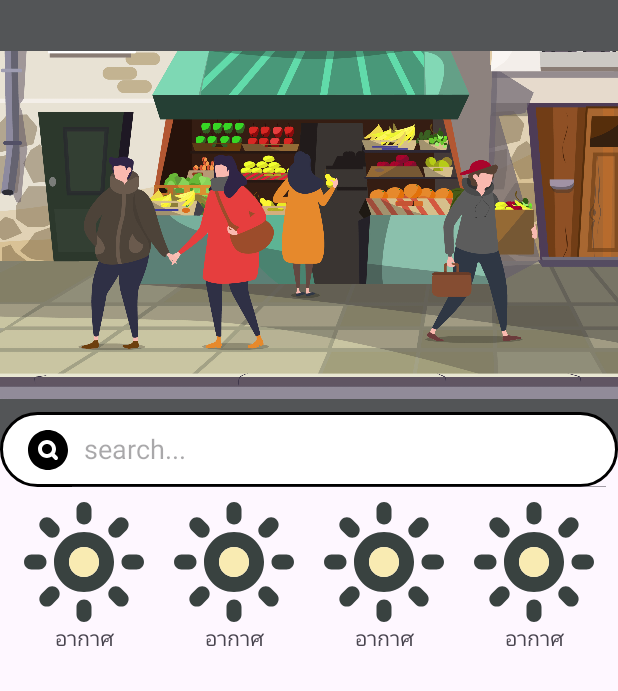
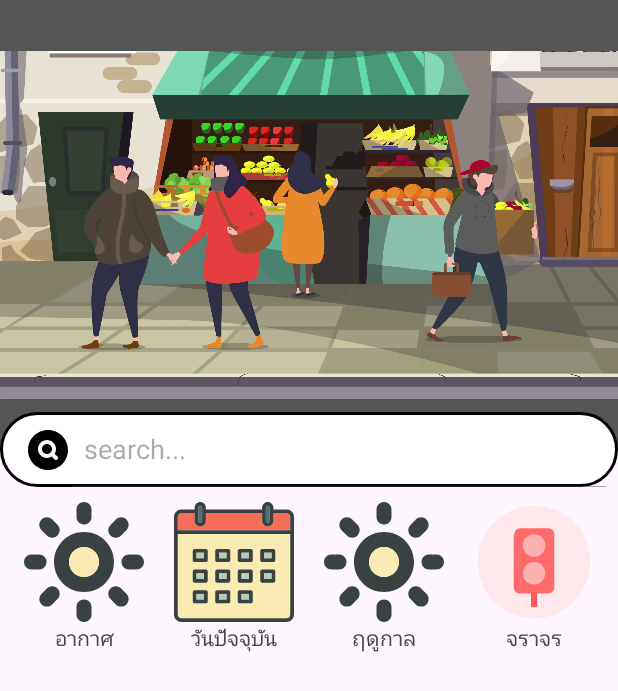
Before and after one commit to pNam0506/MarketApp, an Android app: the fragment offerMarketFragment shown on its own in the app's theme, on a phone screen of 412 x 824 dp. Shown: the top 691 px of the screen. Run offline under Robolectric (Android 15) with nearby library versions, the phone set to English and light mode, and no system bars.

Commit message:
4 Option_2

```diff
--- /dev/null
+++ b/app/src/main/res/drawable/calendar_svgrepo_com.xml
@@ -0,0 +1,87 @@
+<vector xmlns:android="http://schemas.android.com/apk/res/android"
+    android:width="800dp"
+    android:height="800dp"
+    android:viewportWidth="64"
+    android:viewportHeight="64">
+  <path
+      android:pathData="M50,2c-0.553,0 -1,0.447 -1,1v1v2v4c0,0.553 0.447,1 1,1s1,-0.447 1,-1V6V4V3C51,2.447 50.553,2 50,2z"
+      android:fillColor="#506C7F"/>
+  <path
+      android:pathData="M14,2c-0.553,0 -1,0.447 -1,1v1v2v4c0,0.553 0.447,1 1,1s1,-0.447 1,-1V6V4V3C15,2.447 14.553,2 14,2z"
+      android:fillColor="#506C7F"/>
+  <path
+      android:pathData="M62,60c0,1.104 -0.896,2 -2,2H4c-1.104,0 -2,-0.896 -2,-2V17h60V60z"
+      android:fillColor="#F9EBB2"/>
+  <path
+      android:pathData="M62,15H2V8c0,-1.104 0.896,-2 2,-2h7v4c0,1.657 1.343,3 3,3s3,-1.343 3,-3V6h30v4c0,1.657 1.343,3 3,3s3,-1.343 3,-3V6h7c1.104,0 2,0.896 2,2V15z"
+      android:fillColor="#F76D57"/>
+  <path
+      android:pathData="M11,54h6c0.553,0 1,-0.447 1,-1v-5c0,-0.553 -0.447,-1 -1,-1h-6c-0.553,0 -1,0.447 -1,1v5C10,53.553 10.447,54 11,54zM12,49h4v3h-4V49z"
+      android:fillColor="#394240"/>
+  <path
+      android:pathData="M23,54h6c0.553,0 1,-0.447 1,-1v-5c0,-0.553 -0.447,-1 -1,-1h-6c-0.553,0 -1,0.447 -1,1v5C22,53.553 22.447,54 23,54zM24,49h4v3h-4V49z"
+      android:fillColor="#394240"/>
+  <path
+      android:pathData="M35,54h6c0.553,0 1,-0.447 1,-1v-5c0,-0.553 -0.447,-1 -1,-1h-6c-0.553,0 -1,0.447 -1,1v5C34,53.553 34.447,54 35,54zM36,49h4v3h-4V49z"
+      android:fillColor="#394240"/>
+  <path
+      android:pathData="M11,43h6c0.553,0 1,-0.447 1,-1v-5c0,-0.553 -0.447,-1 -1,-1h-6c-0.553,0 -1,0.447 -1,1v5C10,42.553 10.447,43 11,43zM12,38h4v3h-4V38z"
+      android:fillColor="#394240"/>
+  <path
+      android:pathData="M23,43h6c0.553,0 1,-0.447 1,-1v-5c0,-0.553 -0.447,-1 -1,-1h-6c-0.553,0 -1,0.447 -1,1v5C22,42.553 22.447,43 23,43zM24,38h4v3h-4V38z"
+      android:fillColor="#394240"/>
+  <path
+      android:pathData="M35,43h6c0.553,0 1,-0.447 1,-1v-5c0,-0.553 -0.447,-1 -1,-1h-6c-0.553,0 -1,0.447 -1,1v5C34,42.553 34.447,43 35,43zM36,38h4v3h-4V38z"
+      android:fillColor="#394240"/>
+  <path
+      android:pathData="M47,43h6c0.553,0 1,-0.447 1,-1v-5c0,-0.553 -0.447,-1 -1,-1h-6c-0.553,0 -1,0.447 -1,1v5C46,42.553 46.447,43 47,43zM48,38h4v3h-4V38z"
+      android:fillColor="#394240"/>
+  <path
+      android:pathData="M11,32h6c0.553,0 1,-0.447 1,-1v-5c0,-0.553 -0.447,-1 -1,-1h-6c-0.553,0 -1,0.447 -1,1v5C10,31.553 10.447,32 11,32zM12,27h4v3h-4V27z"
+      android:fillColor="#394240"/>
+  <path
+      android:pathData="M23,32h6c0.553,0 1,-0.447 1,-1v-5c0,-0.553 -0.447,-1 -1,-1h-6c-0.553,0 -1,0.447 -1,1v5C22,31.553 22.447,32 23,32zM24,27h4v3h-4V27z"
+      android:fillColor="#394240"/>
+  <path
+      android:pathData="M35,32h6c0.553,0 1,-0.447 1,-1v-5c0,-0.553 -0.447,-1 -1,-1h-6c-0.553,0 -1,0.447 -1,1v5C34,31.553 34.447,32 35,32zM36,27h4v3h-4V27z"
+      android:fillColor="#394240"/>
+  <path
+      android:pathData="M47,32h6c0.553,0 1,-0.447 1,-1v-5c0,-0.553 -0.447,-1 -1,-1h-6c-0.553,0 -1,0.447 -1,1v5C46,31.553 46.447,32 47,32zM48,27h4v3h-4V27z"
+      android:fillColor="#394240"/>
+  <path
+      android:pathData="M60,4h-7V3c0,-1.657 -1.343,-3 -3,-3s-3,1.343 -3,3v1H17V3c0,-1.657 -1.343,-3 -3,-3s-3,1.343 -3,3v1H4C1.789,4 0,5.789 0,8v52c0,2.211 1.789,4 4,4h56c2.211,0 4,-1.789 4,-4V8C64,5.789 62.211,4 60,4zM49,3c0,-0.553 0.447,-1 1,-1s1,0.447 1,1v7c0,0.553 -0.447,1 -1,1s-1,-0.447 -1,-1V3zM13,3c0,-0.553 0.447,-1 1,-1s1,0.447 1,1v7c0,0.553 -0.447,1 -1,1s-1,-0.447 -1,-1V3zM62,60c0,1.104 -0.896,2 -2,2H4c-1.104,0 -2,-0.896 -2,-2V17h60V60zM62,15H2V8c0,-1.104 0.896,-2 2,-2h7v4c0,1.657 1.343,3 3,3s3,-1.343 3,-3V6h30v4c0,1.657 1.343,3 3,3s3,-1.343 3,-3V6h7c1.104,0 2,0.896 2,2V15z"
+      android:fillColor="#394240"/>
+  <path
+      android:pathData="M12,27h4v3h-4z"
+      android:fillColor="#B4CCB9"/>
+  <path
+      android:pathData="M24,27h4v3h-4z"
+      android:fillColor="#B4CCB9"/>
+  <path
+      android:pathData="M36,27h4v3h-4z"
+      android:fillColor="#B4CCB9"/>
+  <path
+      android:pathData="M48,27h4v3h-4z"
+      android:fillColor="#B4CCB9"/>
+  <path
+      android:pathData="M12,38h4v3h-4z"
+      android:fillColor="#B4CCB9"/>
+  <path
+      android:pathData="M24,38h4v3h-4z"
+      android:fillColor="#B4CCB9"/>
+  <path
+      android:pathData="M36,38h4v3h-4z"
+      android:fillColor="#B4CCB9"/>
+  <path
+      android:pathData="M48,38h4v3h-4z"
+      android:fillColor="#B4CCB9"/>
+  <path
+      android:pathData="M12,49h4v3h-4z"
+      android:fillColor="#B4CCB9"/>
+  <path
+      android:pathData="M24,49h4v3h-4z"
+      android:fillColor="#B4CCB9"/>
+  <path
+      android:pathData="M36,49h4v3h-4z"
+      android:fillColor="#B4CCB9"/>
+</vector>
--- /dev/null
+++ b/app/src/main/res/drawable/traffic_fine_svgrepo_com.xml
@@ -0,0 +1,21 @@
+<vector xmlns:android="http://schemas.android.com/apk/res/android"
+    android:width="800dp"
+    android:height="800dp"
+    android:viewportWidth="1024"
+    android:viewportHeight="1024">
+  <path
+      android:pathData="M512,512m-480,0a480,480 0,1 0,960 0,480 480,0 1,0 -960,0Z"
+      android:fillColor="#FEE8EB"/>
+  <path
+      android:pathData="M345.6,275.2c0,-25.6 19.2,-51.2 51.2,-51.2h236.8c25.6,0 51.2,19.2 51.2,51.2v454.4c0,25.6 -19.2,51.2 -51.2,51.2H390.4c-25.6,0 -51.2,-19.2 -51.2,-51.2V275.2z"
+      android:fillColor="#FF6B6A"/>
+  <path
+      android:pathData="M512,371.2m-96,0a96,96 0,1 0,192 0,96 96,0 1,0 -192,0Z"
+      android:fillColor="#FFB0B0"/>
+  <path
+      android:pathData="M512,608m-96,0a96,96 0,1 0,192 0,96 96,0 1,0 -192,0Z"
+      android:fillColor="#FFB0B0"/>
+  <path
+      android:pathData="M486.4,774.4h51.2V896h-51.2z"
+      android:fillColor="#FE5A59"/>
+</vector>
--- a/app/src/main/res/layout/fragment_offer_market.xml
+++ b/app/src/main/res/layout/fragment_offer_market.xml
@@ -88,14 +88,14 @@
             <ImageView
                 android:layout_width="80dp"
                 android:layout_height="80dp"
-                android:src="@drawable/sun_svgrepo_com"
+                android:src="@drawable/calendar_svgrepo_com"
 
 
                 />
             <TextView
                 android:layout_width="80dp"
                 android:layout_height="20dp"
-                android:text="อากาศ"
+                android:text="วันปัจจุบัน"
                 android:gravity="center"
 
                 />
@@ -120,7 +120,7 @@
             <TextView
                 android:layout_width="80dp"
                 android:layout_height="20dp"
-                android:text="อากาศ"
+                android:text="ฤดูกาล"
                 android:gravity="center"
 
                 />
@@ -138,14 +138,14 @@
             <ImageView
                 android:layout_width="80dp"
                 android:layout_height="80dp"
-                android:src="@drawable/sun_svgrepo_com"
+                android:src="@drawable/traffic_fine_svgrepo_com"
 
 
                 />
             <TextView
                 android:layout_width="80dp"
                 android:layout_height="20dp"
-                android:text="อากาศ"
+                android:text="จราจร"
                 android:gravity="center"
 
                 />
```
